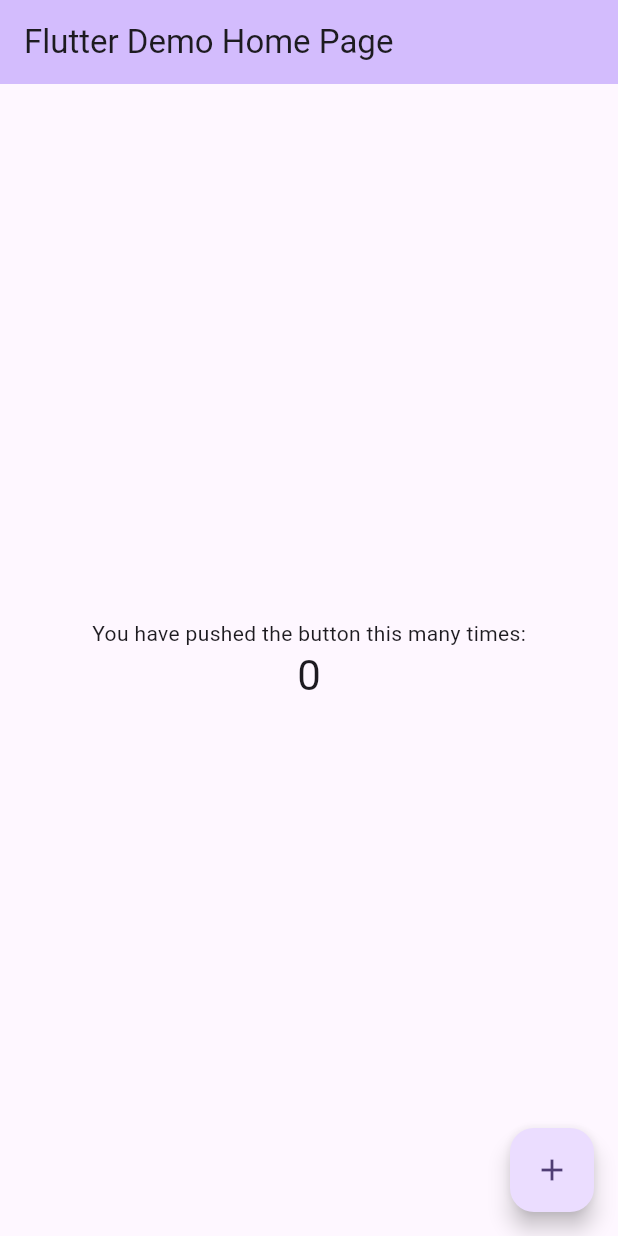
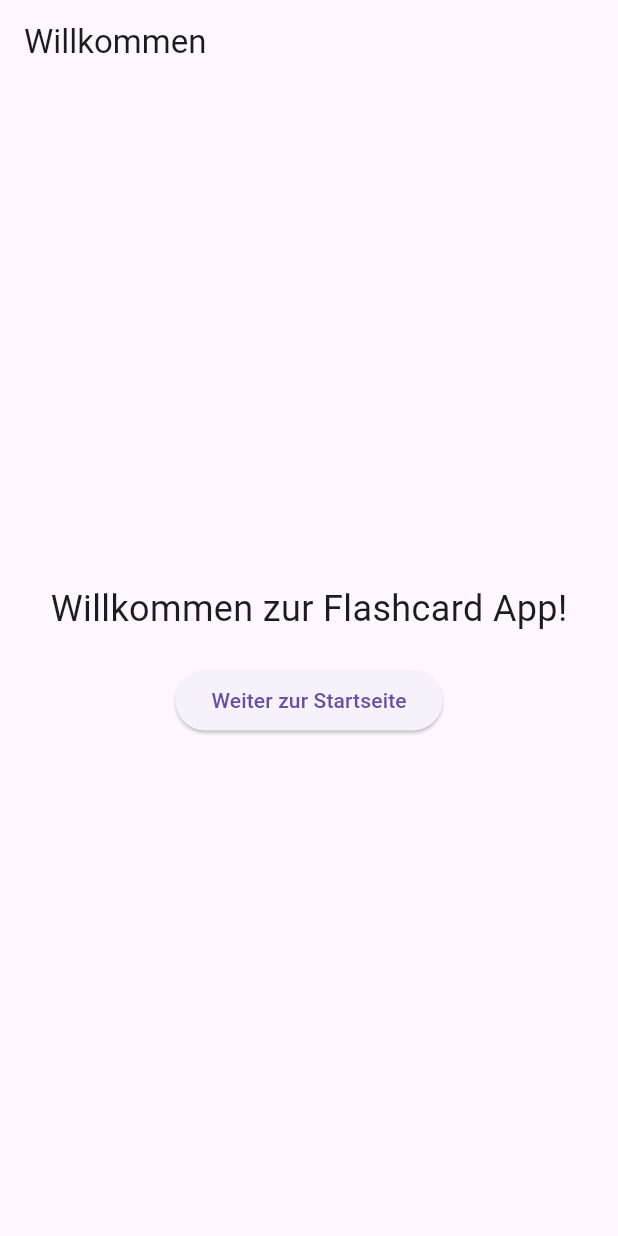
Before and after one commit to iwilfried/U24-tutorial_flutter, a Flutter app: the screen it shows after launch, on a phone screen of 412 x 824 dp. Run offline on Flutter 3.47's test engine with Material 3 defaults, Android fonts, the phone set to English and light mode, and no system bars.

Commit message:
Add Welcome Page as the initial screen

```diff
--- a/lib/main.dart
+++ b/lib/main.dart
@@ -1,125 +1,19 @@
 import 'package:flutter/material.dart';
+import 'views/welcome_view.dart';
 
 void main() {
-  runApp(const MyApp());
+  runApp(MyApp());
 }
 
 class MyApp extends StatelessWidget {
-  const MyApp({super.key});
-
-  // This widget is the root of your application.
   @override
   Widget build(BuildContext context) {
     return MaterialApp(
       title: 'Flutter Demo',
       theme: ThemeData(
-        // This is the theme of your application.
-        //
-        // TRY THIS: Try running your application with "flutter run". You'll see
-        // the application has a purple toolbar. Then, without quitting the app,
-        // try changing the seedColor in the colorScheme below to Colors.green
-        // and then invoke "hot reload" (save your changes or press the "hot
-        // reload" button in a Flutter-supported IDE, or press "r" if you used
-        // the command line to start the app).
-        //
-        // Notice that the counter didn't reset back to zero; the application
-        // state is not lost during the reload. To reset the state, use hot
-        // restart instead.
-        //
-        // This works for code too, not just values: Most code changes can be
-        // tested with just a hot reload.
-        colorScheme: ColorScheme.fromSeed(seedColor: Colors.deepPurple),
-        useMaterial3: true,
+        primarySwatch: Colors.blue,
       ),
-      home: const MyHomePage(title: 'Flutter Demo Home Page'),
+      home: WelcomeView(), // Set the WelcomeView as the initial screen
     );
   }
 }
-
-class MyHomePage extends StatefulWidget {
-  const MyHomePage({super.key, required this.title});
-
-  // This widget is the home page of your application. It is stateful, meaning
-  // that it has a State object (defined below) that contains fields that affect
-  // how it looks.
-
-  // This class is the configuration for the state. It holds the values (in this
-  // case the title) provided by the parent (in this case the App widget) and
-  // used by the build method of the State. Fields in a Widget subclass are
-  // always marked "final".
-
-  final String title;
-
-  @override
-  State<MyHomePage> createState() => _MyHomePageState();
-}
-
-class _MyHomePageState extends State<MyHomePage> {
-  int _counter = 0;
-
-  void _incrementCounter() {
-    setState(() {
-      // This call to setState tells the Flutter framework that something has
-      // changed in this State, which causes it to rerun the build method below
-      // so that the display can reflect the updated values. If we changed
-      // _counter without calling setState(), then the build method would not be
-      // called again, and so nothing would appear to happen.
-      _counter++;
-    });
-  }
-
-  @override
-  Widget build(BuildContext context) {
-    // This method is rerun every time setState is called, for instance as done
-    // by the _incrementCounter method above.
-    //
-    // The Flutter framework has been optimized to make rerunning build methods
-    // fast, so that you can just rebuild anything that needs updating rather
-    // than having to individually change instances of widgets.
-    return Scaffold(
-      appBar: AppBar(
-        // TRY THIS: Try changing the color here to a specific color (to
-        // Colors.amber, perhaps?) and trigger a hot reload to see the AppBar
-        // change color while the other colors stay the same.
-        backgroundColor: Theme.of(context).colorScheme.inversePrimary,
-        // Here we take the value from the MyHomePage object that was created by
-        // the App.build method, and use it to set our appbar title.
-        title: Text(widget.title),
-      ),
-      body: Center(
-        // Center is a layout widget. It takes a single child and positions it
-        // in the middle of the parent.
-        child: Column(
-          // Column is also a layout widget. It takes a list of children and
-          // arranges them vertically. By default, it sizes itself to fit its
-          // children horizontally, and tries to be as tall as its parent.
-          //
-          // Column has various properties to control how it sizes itself and
-          // how it positions its children. Here we use mainAxisAlignment to
-          // center the children vertically; the main axis here is the vertical
-          // axis because Columns are vertical (the cross axis would be
-          // horizontal).
-          //
-          // TRY THIS: Invoke "debug painting" (choose the "Toggle Debug Paint"
-          // action in the IDE, or press "p" in the console), to see the
-          // wireframe for each widget.
-          mainAxisAlignment: MainAxisAlignment.center,
-          children: <Widget>[
-            const Text(
-              'You have pushed the button this many times:',
-            ),
-            Text(
-              '$_counter',
-              style: Theme.of(context).textTheme.headlineMedium,
-            ),
-          ],
-        ),
-      ),
-      floatingActionButton: FloatingActionButton(
-        onPressed: _incrementCounter,
-        tooltip: 'Increment',
-        child: const Icon(Icons.add),
-      ), // This trailing comma makes auto-formatting nicer for build methods.
-    );
-  }
-}
--- /dev/null
+++ b/lib/views/home_view.dart
@@ -0,0 +1,18 @@
+import 'package:flutter/material.dart';
+
+class HomeView extends StatelessWidget {
+  @override
+  Widget build(BuildContext context) {
+    return Scaffold(
+      appBar: AppBar(
+        title: Text('Startseite'),
+      ),
+      body: Center(
+        child: Text(
+          'Das ist die Startseite!',
+          style: TextStyle(fontSize: 24),
+        ),
+      ),
+    );
+  }
+}
--- /dev/null
+++ b/lib/views/welcome_view.dart
@@ -0,0 +1,34 @@
+import 'package:flutter/material.dart';
+import 'home_view.dart';
+
+class WelcomeView extends StatelessWidget {
+  @override
+  Widget build(BuildContext context) {
+    return Scaffold(
+      appBar: AppBar(
+        title: Text('Willkommen'),
+      ),
+      body: Center(
+        child: Column(
+          mainAxisAlignment: MainAxisAlignment.center,
+          children: [
+            Text(
+              'Willkommen zur Flashcard App!',
+              style: TextStyle(fontSize: 24),
+            ),
+            SizedBox(height: 20),
+            ElevatedButton(
+              onPressed: () {
+                Navigator.push(
+                  context,
+                  MaterialPageRoute(builder: (context) => HomeView()),
+                );
+              },
+              child: Text('Weiter zur Startseite'),
+            ),
+          ],
+        ),
+      ),
+    );
+  }
+}
```
